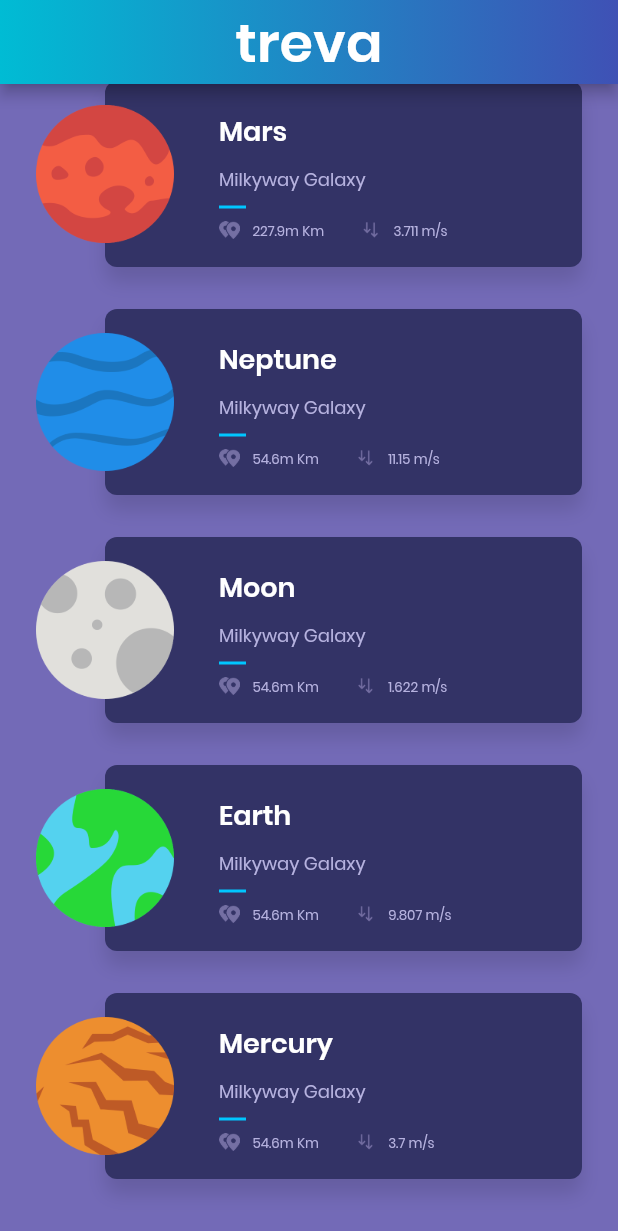
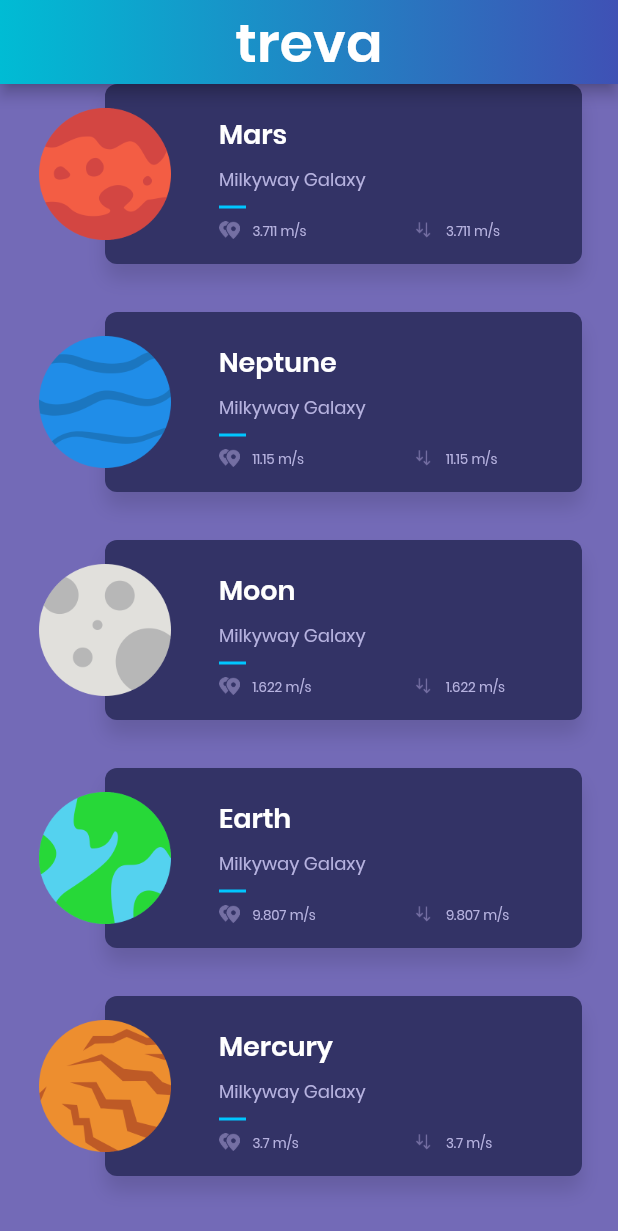
Before and after one commit to jinkwang2018/flutterplanet, a Flutter app: the screen it shows after launch, scrolled down 40 dp, on a phone screen of 412 x 824 dp. Shown: the top 1231 px of the screen. Run offline on Flutter 3.47's test engine with Material 2 defaults, Android fonts, the phone set to English and light mode, and no system bars; our stand-ins replace gradient_app_bar.

```diff
--- a/lib/Planet.dart
+++ b/lib/Planet.dart
@@ -6,9 +6,10 @@ class Planet {
   final String gravity;
   final String description;
   final String image;
+  final String picture;
 
   const Planet({this.id, this.name, this.location, this.distance, this.gravity,
-    this.description, this.image});
+    this.description, this.image, this.picture});
 }
 
 List<Planet> planets = [
@@ -20,6 +21,7 @@ List<Planet> planets = [
     gravity: "3.711 m/s ",
     description: "Lorem ipsum...",
     image: "assets/img/mars.png",
+    picture: "assets/img/marsBG.jpg",
   ),
   const Planet(
     id: "2",
@@ -29,6 +31,7 @@ List<Planet> planets = [
     gravity: "11.15 m/s ",
     description: "Lorem ipsum...",
     image: "assets/img/neptune.png",
+    picture: "assets/img/neptuneBG.jpg",
   ),
   const Planet(
     id: "3",
@@ -38,6 +41,7 @@ List<Planet> planets = [
     gravity: "1.622 m/s ",
     description: "Lorem ipsum...",
     image: "assets/img/moon.png",
+    picture: "assets/img/MoonBG.jpg",
   ),
   const Planet(
     id: "4",
@@ -47,6 +51,7 @@ List<Planet> planets = [
     gravity: "9.807 m/s ",
     description: "Lorem ipsum...",
     image: "assets/img/earth.png",
+    picture: "assets/img/EarthBG.jpg",
   ),
   const Planet(
     id: "5",
@@ -56,5 +61,6 @@ List<Planet> planets = [
     gravity: "3.7 m/s ",
     description: "Lorem ipsum...",
     image: "assets/img/mercury.png",
+    picture: "assets/img/MercuryBG.jpg",
   ),
 ];
--- a/lib/PlanetRow.dart
+++ b/lib/PlanetRow.dart
@@ -1,12 +1,16 @@
 import 'package:flutter/cupertino.dart';
 import 'package:flutter/material.dart';
+import 'package:flutterplanet/DetailPage.dart';
 import 'package:flutterplanet/Planet.dart';
+import 'package:flutterplanet/Style.dart';
 
 class PlanetRow extends StatelessWidget {
 
   final Planet planet;
+  final bool horizontal;
 
-  PlanetRow(this.planet);
+  PlanetRow(this.planet, {this.horizontal = true});
+  PlanetRow.vertical(this.planet): horizontal = false;
 
   @override
   Widget build(BuildContext context){
@@ -15,7 +19,7 @@ class PlanetRow extends StatelessWidget {
       margin: new EdgeInsets.symmetric(
         vertical: 16.0
       ),
-      alignment: FractionalOffset.centerLeft,
+      alignment: horizontal ? FractionalOffset.centerLeft : FractionalOffset.center,
       child: new Image(
         image: new AssetImage(planet.image),
         height: 92.0,
@@ -23,37 +27,30 @@ class PlanetRow extends StatelessWidget {
       ),
     );
 
-    final baseTextStyle = const TextStyle(
-      fontFamily: 'Poppins'
+     Widget _planetValue({String value, String image}) {
+       return new Container(
+         child: new Row(
+           mainAxisSize: MainAxisSize.min,
+           children: <Widget>[
+             new Image.asset(image, height: 12.0),
+             new Container(width: 8.0),
+             new Text(planet.gravity, style: regularTextStyle),
+           ]
+         ),
        );
-
-    final headerTextStyle = baseTextStyle.copyWith(
-      color: Colors.white,
-      fontSize: 18.0,
-      fontWeight: FontWeight.w600
-    );
-
-    final regularTextStyle = baseTextStyle.copyWith(
-      color: const Color(0xffb6b2df),
-      fontSize: 9.0,
-      fontWeight: FontWeight.w400
-    );
-
-    final subHeaderTextStyle = regularTextStyle.copyWith(
-      fontSize: 12.0
-    );
+     }
 
     final planetCardContent = new Container(
-      margin: new EdgeInsets.fromLTRB(76.0, 16.0, 16.0, 16.0),
+      margin: new EdgeInsets.fromLTRB(horizontal ? 76.0 : 16.0, horizontal ? 16.0 : 42.0, 16.0, 16.0),
       constraints: new BoxConstraints.expand(),
       child: new Column(
-        crossAxisAlignment: CrossAxisAlignment.start,
+        crossAxisAlignment: horizontal ? CrossAxisAlignment.start : CrossAxisAlignment.center,
         children: <Widget>[
           new Container(height: 4.0),
           new Text(planet.name,
             style: headerTextStyle,
           ),
-          new Container(height: 10.0),
+          new Container(height: 8.0),
           new Text(planet.location,
             style: subHeaderTextStyle
 
@@ -65,18 +62,24 @@ class PlanetRow extends StatelessWidget {
             color: new Color(0xff00c6ff)
           ),
           new Row(
+            mainAxisAlignment: MainAxisAlignment.center,
             children: <Widget>[
-              new Image.asset("assets/img/ic_distance.png", height: 12.0),
-              new Container(width: 8.0),
-              new Text(planet.distance,
-                style: regularTextStyle,
+              new Expanded(
+                flex: horizontal ? 1 : 0,
+                child: _planetValue(
+                  value: planet.distance,
+                  image: 'assets/img/ic_distance.png')
+
               ),
-              new Container(width: 24.0),
-              new Image.asset("assets/img/ic_gravity.png", height: 12.0),
-              new Container(width: 8.0),
-              new Text(planet.gravity,
-                style: regularTextStyle,
+              new Container (
+                width: 32.0,
               ),
+              new Expanded(
+                  flex: horizontal ? 1 : 0,
+                  child: _planetValue(
+                  value: planet.gravity,
+                  image: 'assets/img/ic_gravity.png')
+              )
             ],
           ),
         ],
@@ -85,8 +88,10 @@ class PlanetRow extends StatelessWidget {
 
     final planetCard = new Container(
       child : planetCardContent,
-      height: 124.0,
-      margin: new EdgeInsets.only(left: 46.0),
+      height: horizontal ? 124.0 : 154.0,
+      margin: horizontal
+        ? new EdgeInsets.only(left: 46.0)
+        : new EdgeInsets.only(top: 72.0),
       decoration: new BoxDecoration(
         color: new Color(0xFF333366),
         shape: BoxShape.rectangle,
@@ -101,9 +106,19 @@ class PlanetRow extends StatelessWidget {
       ),
     );
 
-    return new Container(
+    return new GestureDetector(
+      onTap: horizontal
+          ? () => Navigator.of(context).push(
+            new PageRouteBuilder(
+              pageBuilder: (_, __, ___) => new DetailPage(planet),
+              transitionsBuilder: (context, animation, secondaryAnimation, child) =>
+                new FadeTransition(opacity: animation, child: child),
+              ) ,
+            )
+          : null,
+      child: new Container(
         margin: const EdgeInsets.symmetric(
-         vertical: 14.0,
+          vertical: 16.0,
           horizontal: 24.0,
         ),
         child: new Stack(
@@ -112,6 +127,7 @@ class PlanetRow extends StatelessWidget {
             planetThumbnail,
           ],
         ),
+      )
     );
   }
 }
--- /dev/null
+++ b/lib/Style.dart
@@ -0,0 +1,26 @@
+    import 'package:flutter/material.dart';
+
+final baseTextStyle = const TextStyle(
+  fontFamily: 'Poppins'
+);
+
+final desTextStyle = const TextStyle(
+  fontFamily: 'Poppins',
+  color: Colors.white,
+);
+
+final headerTextStyle = baseTextStyle.copyWith(
+  color: Colors.white,
+  fontSize: 18.0,
+  fontWeight: FontWeight.w600
+);
+
+final regularTextStyle = baseTextStyle.copyWith(
+  color: const Color(0xffb6b2df),
+  fontSize: 9.0,
+  fontWeight: FontWeight.w400
+);
+
+final subHeaderTextStyle = regularTextStyle.copyWith(
+  fontSize: 12.0
+);
```
Also changed, not shown: lib/DetailPage.dart (added, +90 -0 lines). Lines whose indentation alone changed are shown as unchanged.
